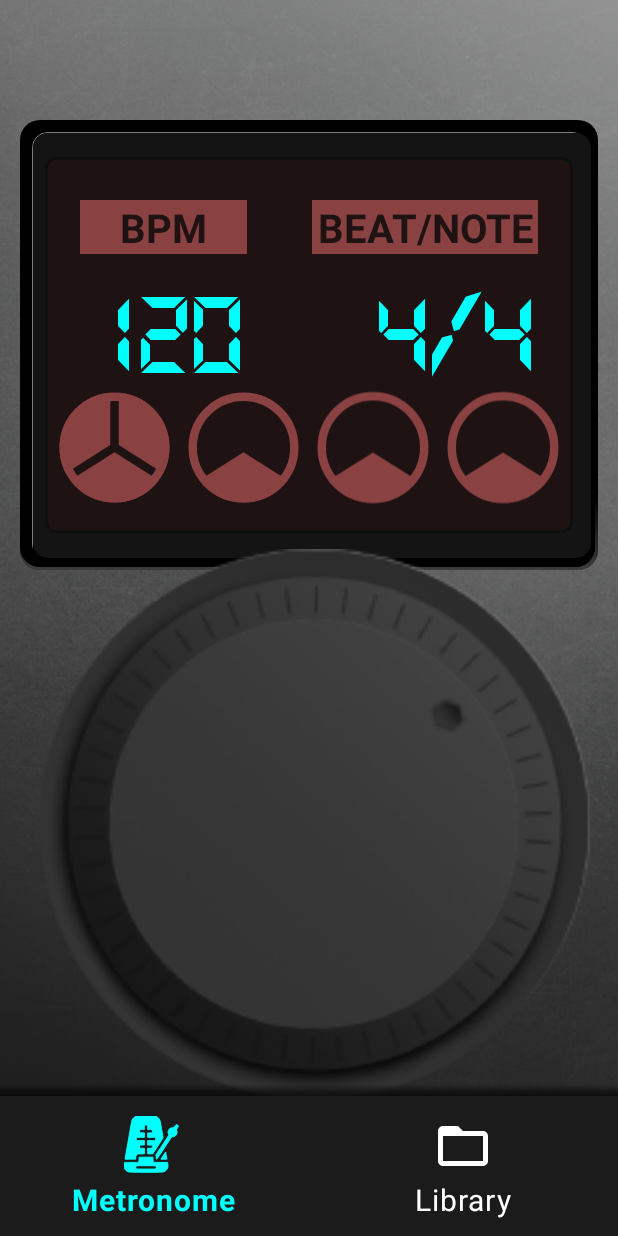
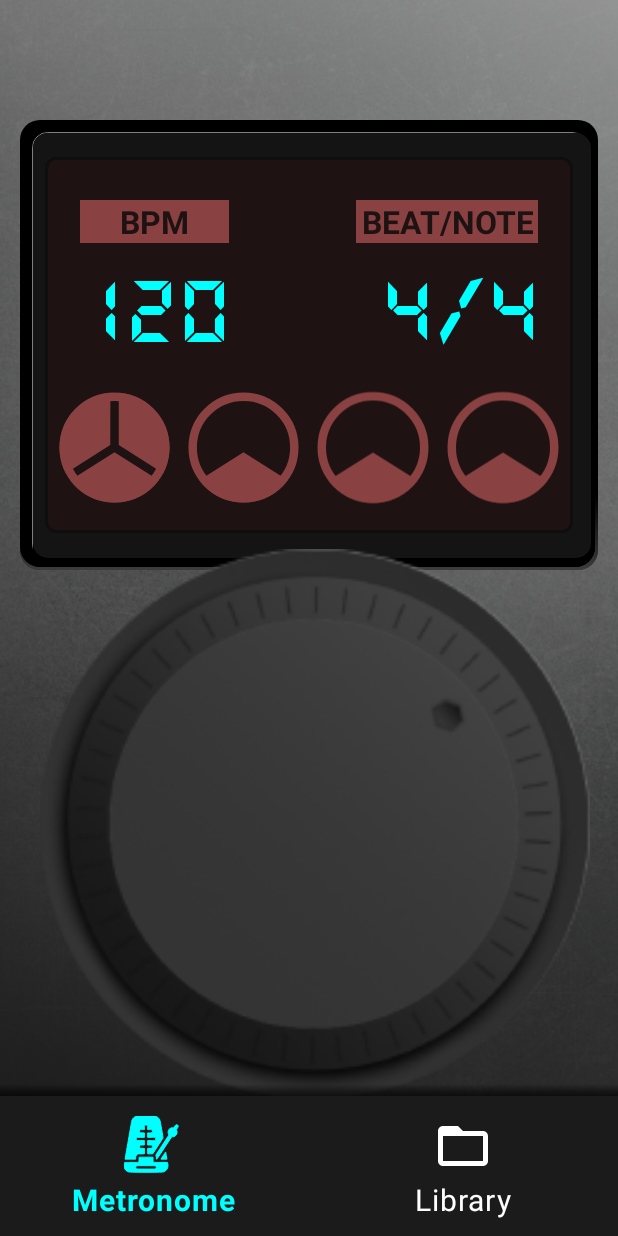
Before and after one commit to jonataslinoo/MetronomePlus, an Android app: the screen it shows after launch (MainActivity), on a phone screen of 412 x 824 dp. Run offline under Robolectric (Android 15) with nearby library versions, the phone set to English and light mode, and no system bars; our stand-ins replace Dagger/Hilt's generated code, navigation-ui; 8 statements that could not run were skipped.

Commit message:
feat(BaseActivity): add font scale lock
- Lock font scale to 0.8f to prevent user changes via device settings

```diff
--- a/app/src/main/java/br/com/jonatas/metronomeplus/presenter/ui/BaseActivity.kt
+++ b/app/src/main/java/br/com/jonatas/metronomeplus/presenter/ui/BaseActivity.kt
@@ -1,6 +1,7 @@
 package br.com.jonatas.metronomeplus.presenter.ui
 
 import android.content.Context
+import android.content.res.Configuration
 import android.util.DisplayMetrics
 import androidx.appcompat.app.AppCompatActivity
 
@@ -17,9 +18,16 @@ open class BaseActivity : AppCompatActivity() {
         val configuration = context.resources.configuration
 
         if (displayMetrics.densityDpi != DisplayMetrics.DENSITY_400) {
+            configuration.densityDpi = DisplayMetrics.DENSITY_400
 
-            configuration.densityDpi = DisplayMetrics.DENSITY_400
             newContext = context.createConfigurationContext(configuration)
+        }
+
+        if (configuration.fontScale != 0.8f) {
+            val overrideConfig = Configuration(newContext.resources.configuration)
+            overrideConfig.fontScale = 0.8f
+
+            newContext = newContext.createConfigurationContext(overrideConfig)
         }
 
         return newContext
```
